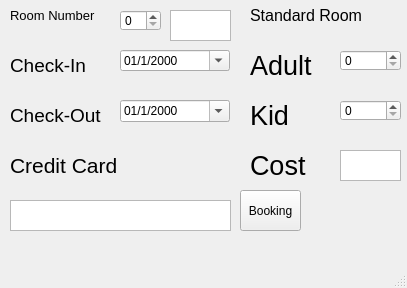
First picture: the form in Project.ui, repository armphanu/hotels-booking, before the edit.
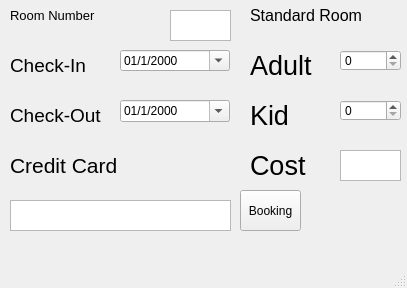
Second picture: the form after the edit.

Diff of the .ui file:
```diff
--- a/Project.ui
+++ b/Project.ui
@@ -95,19 +95,6 @@
      <string>Booking</string>
     </property>
    </widget>
-   <widget class="QSpinBox" name="spinBox_3">
-    <property name="geometry">
-     <rect>
-      <x>120</x>
-      <y>10</y>
-      <width>41</width>
-      <height>21</height>
-     </rect>
-    </property>
-    <property name="maximum">
-     <number>4</number>
-    </property>
-   </widget>
    <widget class="QTextEdit" name="pay">
     <property name="geometry">
      <rect>
```
